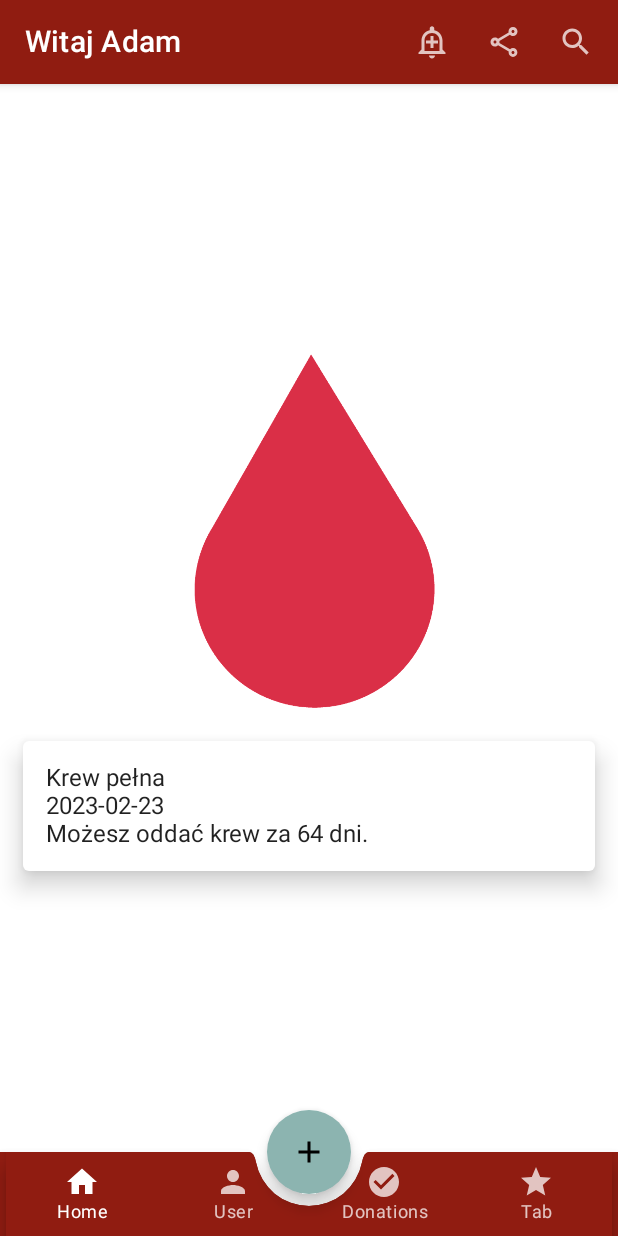
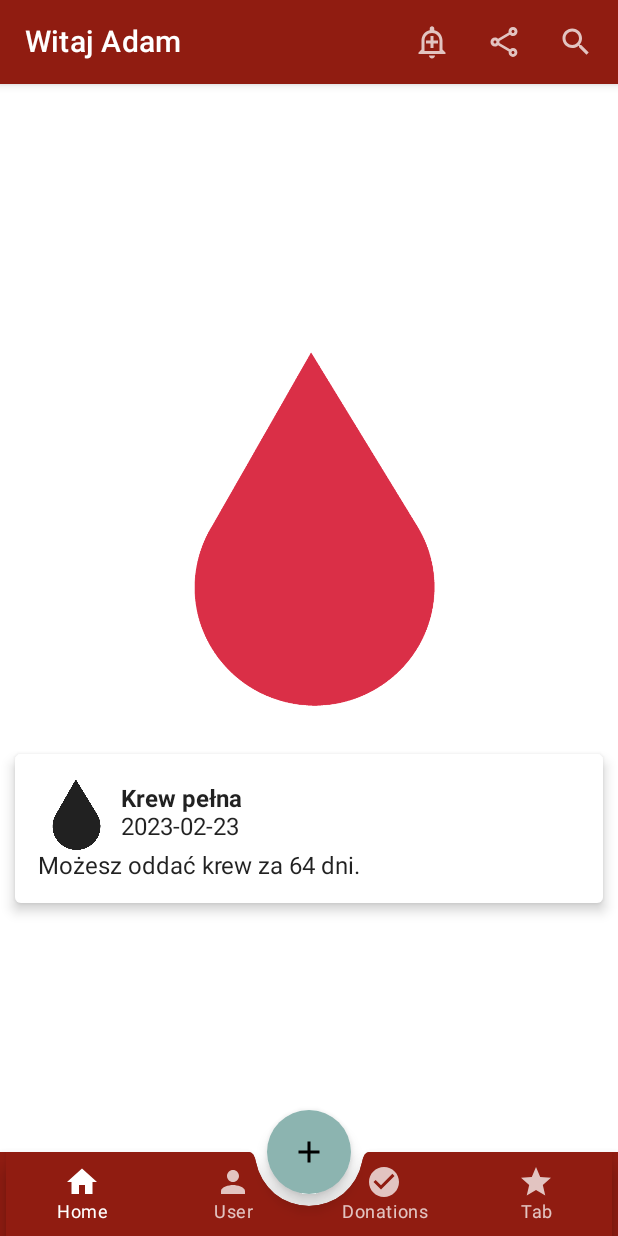
Before and after one commit to goodwill-ninjas/android, an Android app built with Jetpack Compose: the screen it shows after launch (MainActivity), on a phone screen of 412 x 824 dp. Run offline under Robolectric (Android 15) with nearby library versions, the phone set to English and light mode, and no system bars.

Commit message:
[WIP] DEV-79 make card a separate  component

```diff
--- a/app/src/main/java/pl/edu/pjatk/goodwill_ninjas/blooddonor_android/MainActivity.kt
+++ b/app/src/main/java/pl/edu/pjatk/goodwill_ninjas/blooddonor_android/MainActivity.kt
@@ -20,21 +20,7 @@ class MainActivity : ComponentActivity() {
         setContent {
             val navController = rememberNavController()
             BlooddonorandroidTheme {
-
-                Surface(
-                    modifier = Modifier.fillMaxSize(),
-                    color = MaterialTheme.colors.background
-                ) {
-                    Column(
-                        modifier = Modifier.fillMaxSize(),
-                        verticalArrangement = Arrangement.Center,
-                        horizontalAlignment = Alignment.CenterHorizontally
-                    )
-                    {
-
-                        Navigation(navController)
-                    }
-                }
+                Navigation(navController)
             }
         }
     }
--- /dev/null
+++ b/app/src/main/java/pl/edu/pjatk/goodwill_ninjas/blooddonor_android/components/BloodCard.kt
@@ -0,0 +1,57 @@
+package pl.edu.pjatk.goodwill_ninjas.blooddonor_android.components
+
+import androidx.compose.foundation.layout.*
+import androidx.compose.material.Card
+import androidx.compose.material.Icon
+import androidx.compose.material.Text
+import androidx.compose.runtime.Composable
+import androidx.compose.ui.Modifier
+import androidx.compose.ui.res.painterResource
+import androidx.compose.ui.res.stringResource
+import androidx.compose.ui.text.font.FontWeight
+import androidx.compose.ui.unit.dp
+import pl.edu.pjatk.goodwill_ninjas.blooddonor_android.R
+import pl.edu.pjatk.goodwill_ninjas.blooddonor_android.components.nextDonation.NextDonation
+import pl.edu.pjatk.goodwill_ninjas.blooddonor_android.utils.BloodTypeIcon
+import java.time.format.DateTimeFormatter
+
+@Composable
+fun BloodCard (
+    bloodType: String,
+    bloodDonation: NextDonation,
+    isNextDonationCard: Boolean
+) {
+    Box {
+        Card(
+            elevation = 5.dp,
+            modifier = Modifier
+                .fillMaxWidth()
+                .padding(10.dp)
+        ) {
+            Column(modifier = Modifier.padding(15.dp)) {
+                Row {
+                    Icon(
+                        painter = painterResource(id = BloodTypeIcon.FullBlood),
+                        contentDescription = null,
+                        Modifier
+                            .height(50.dp)
+                    )
+                    Column(modifier = Modifier.padding(5.dp)) {
+                        Text(bloodType, fontWeight = FontWeight(700))
+                        Text(text = bloodDonation.date.format(DateTimeFormatter.ISO_DATE).toString())
+                    }
+                }
+                if (isNextDonationCard) {
+                    Box {
+                        Text(
+                            stringResource(
+                                id = R.string.next_donation,
+                                bloodDonation.calculateNextDonation()
+                            )
+                        )
+                    }
+                }
+            }
+        }
+    }
+}
--- /dev/null
+++ b/app/src/main/java/pl/edu/pjatk/goodwill_ninjas/blooddonor_android/components/donation/Donation.kt
@@ -0,0 +1,4 @@
+package pl.edu.pjatk.goodwill_ninjas.blooddonor_android.components.donation
+
+class Donation {
+}
--- /dev/null
+++ b/app/src/main/java/pl/edu/pjatk/goodwill_ninjas/blooddonor_android/components/donation/DonationInterface.kt
@@ -0,0 +1,10 @@
+package pl.edu.pjatk.goodwill_ninjas.blooddonor_android.components.donation
+
+import pl.edu.pjatk.goodwill_ninjas.blooddonor_android.utils.DonationType
+import java.time.LocalDateTime
+
+interface DonationInterface {
+    val donationDate: LocalDateTime;
+    val donationType: DonationType;
+
+}
--- a/app/src/main/java/pl/edu/pjatk/goodwill_ninjas/blooddonor_android/pages/mainPage/NextDonation.kt
+++ b/app/src/main/java/pl/edu/pjatk/goodwill_ninjas/blooddonor_android/components/nextDonation/NextDonation.kt
@@ -1,8 +1,8 @@
-package pl.edu.pjatk.goodwill_ninjas.blooddonor_android.pages.mainPage
+package pl.edu.pjatk.goodwill_ninjas.blooddonor_android.components.nextDonation
 
+import pl.edu.pjatk.goodwill_ninjas.blooddonor_android.utils.DonationType
 import java.time.temporal.ChronoUnit
 import java.time.LocalDateTime
-import java.time.format.DateTimeFormatter
 
 class NextDonation(
     override val date: LocalDateTime,
@@ -15,11 +15,4 @@ class NextDonation(
             ChronoUnit.DAYS.between(LocalDateTime.now(), date.plusMonths(2))
         }
     }
-
 }
-
-
-enum class DonationType {
-    FULL,
-    BLOOD_CELLS
-}
--- /dev/null
+++ b/app/src/main/java/pl/edu/pjatk/goodwill_ninjas/blooddonor_android/components/nextDonation/NextDonationInterface.kt
@@ -0,0 +1,9 @@
+package pl.edu.pjatk.goodwill_ninjas.blooddonor_android.components.nextDonation
+
+import pl.edu.pjatk.goodwill_ninjas.blooddonor_android.utils.DonationType
+import java.time.LocalDateTime
+
+interface NextDonationInterface {
+    val date: LocalDateTime
+    val type: DonationType
+}
--- a/app/src/main/java/pl/edu/pjatk/goodwill_ninjas/blooddonor_android/navigation/navigation.kt
+++ b/app/src/main/java/pl/edu/pjatk/goodwill_ninjas/blooddonor_android/navigation/navigation.kt
@@ -4,16 +4,13 @@ import androidx.compose.runtime.Composable
 import androidx.navigation.NavHostController
 import androidx.navigation.compose.NavHost
 import androidx.navigation.compose.composable
-//import org.joda.time.DateTime
-import pl.edu.pjatk.goodwill_ninjas.blooddonor_android.pages.mainPage.DonationType
 import java.time.LocalDateTime
 import pl.edu.pjatk.goodwill_ninjas.blooddonor_android.pages.mainPage.MainPage
-import pl.edu.pjatk.goodwill_ninjas.blooddonor_android.pages.mainPage.NextDonation
-import java.time.format.DateTimeFormatter
-import java.util.*
+import pl.edu.pjatk.goodwill_ninjas.blooddonor_android.components.nextDonation.NextDonation
+import pl.edu.pjatk.goodwill_ninjas.blooddonor_android.utils.DonationType
 
 object Routes {
-    val SELF = "Main"
+    const val SELF = "Main"
 }
 
 @Composable
--- /dev/null
+++ b/app/src/main/java/pl/edu/pjatk/goodwill_ninjas/blooddonor_android/pages/donationJournal/DonationJournal.kt
@@ -0,0 +1,11 @@
+package pl.edu.pjatk.goodwill_ninjas.blooddonor_android.pages.donationJournal
+
+import androidx.compose.runtime.Composable
+import pl.edu.pjatk.goodwill_ninjas.blooddonor_android.utils.DonationType
+
+@Composable
+fun DonationJournal(
+
+) {
+
+}
--- a/app/src/main/java/pl/edu/pjatk/goodwill_ninjas/blooddonor_android/pages/mainPage/MainPage.kt
+++ b/app/src/main/java/pl/edu/pjatk/goodwill_ninjas/blooddonor_android/pages/mainPage/MainPage.kt
@@ -1,27 +1,23 @@
 package pl.edu.pjatk.goodwill_ninjas.blooddonor_android.pages.mainPage
 
-import android.widget.GridView
 import androidx.compose.foundation.Image
-import androidx.compose.foundation.clickable
 import androidx.compose.foundation.layout.*
 import androidx.compose.material.*
 import androidx.compose.material.icons.Icons
 import androidx.compose.material.icons.filled.Add
-import androidx.compose.material.icons.rounded.AccountCircle
-import androidx.compose.material.icons.rounded.HourglassFull
 import androidx.compose.runtime.Composable
 import androidx.compose.ui.Alignment
 import androidx.compose.ui.Modifier
 import androidx.compose.ui.res.painterResource
 import androidx.compose.ui.res.stringResource
-import androidx.compose.ui.text.buildAnnotatedString
 import androidx.compose.ui.unit.dp
 import androidx.navigation.NavController
 import pl.edu.pjatk.goodwill_ninjas.blooddonor_android.R
+import pl.edu.pjatk.goodwill_ninjas.blooddonor_android.components.BloodCard
 import pl.edu.pjatk.goodwill_ninjas.blooddonor_android.components.MyBottomBar
 import pl.edu.pjatk.goodwill_ninjas.blooddonor_android.components.MytopBar
+import pl.edu.pjatk.goodwill_ninjas.blooddonor_android.components.nextDonation.NextDonation
 import pl.edu.pjatk.goodwill_ninjas.blooddonor_android.navigation.Screen
-import java.time.format.DateTimeFormatter
 
 @Composable
 fun MainPage(name: String, bloodDonation: NextDonation, navController: NavController) {
@@ -52,29 +48,12 @@ fun MainPage(name: String, bloodDonation: NextDonation, navController: NavContro
             verticalArrangement = Arrangement.Center,
             horizontalAlignment = Alignment.CenterHorizontally
         ) {
-            Box(modifier = Modifier.padding()) {
+            Box(modifier = Modifier.padding(15.dp)) {
                 Image(painter = image, contentDescription = null, Modifier.height(250.dp))
             }
-            Box(modifier = Modifier.padding()){
-                Card (
-                    modifier = Modifier
-                        .fillMaxWidth()
-                        .padding(15.dp)
-                        .clickable { },
-                    elevation = 10.dp
-                ) {
-                    Column(
-                        modifier = Modifier.padding(15.dp)
-                    ) {
-                        Text(text = stringResource(R.string.full_blood))
-                        Text(
-                            buildAnnotatedString {
-                                append(bloodDonation.date.format(DateTimeFormatter.ISO_DATE).toString())
-                            }
-                        )
-                        Text(stringResource(id = R.string.next_donation, bloodDonation.calculateNextDonation()))
-                    }
-                }
+            BloodCard(bloodType = stringResource(R.string.full_blood), bloodDonation = bloodDonation, isNextDonationCard = true)
+            Card(elevation = 5.dp) {
+
             }
         }
     }
--- a/app/src/main/java/pl/edu/pjatk/goodwill_ninjas/blooddonor_android/pages/mainPage/NextDonationInterface.kt
+++ /dev/null
@@ -1,9 +0,0 @@
-package pl.edu.pjatk.goodwill_ninjas.blooddonor_android.pages.mainPage
-
-//import org.joda.time.LocalDateTime
-import java.time.LocalDateTime
-
-interface NextDonationInterface {
-    val date: LocalDateTime
-    val type: DonationType
-}
--- /dev/null
+++ b/app/src/main/java/pl/edu/pjatk/goodwill_ninjas/blooddonor_android/utils/BloodType.kt
@@ -0,0 +1,13 @@
+package pl.edu.pjatk.goodwill_ninjas.blooddonor_android.utils
+
+import pl.edu.pjatk.goodwill_ninjas.blooddonor_android.R
+
+enum class DonationType {
+    FULL,
+    BLOOD_CELLS
+}
+
+object BloodTypeIcon {
+    val FullBlood = R.drawable.droplet
+    val BloodIngredients = com.google.android.material.R.drawable.abc_ic_go_search_api_material
+}
```
